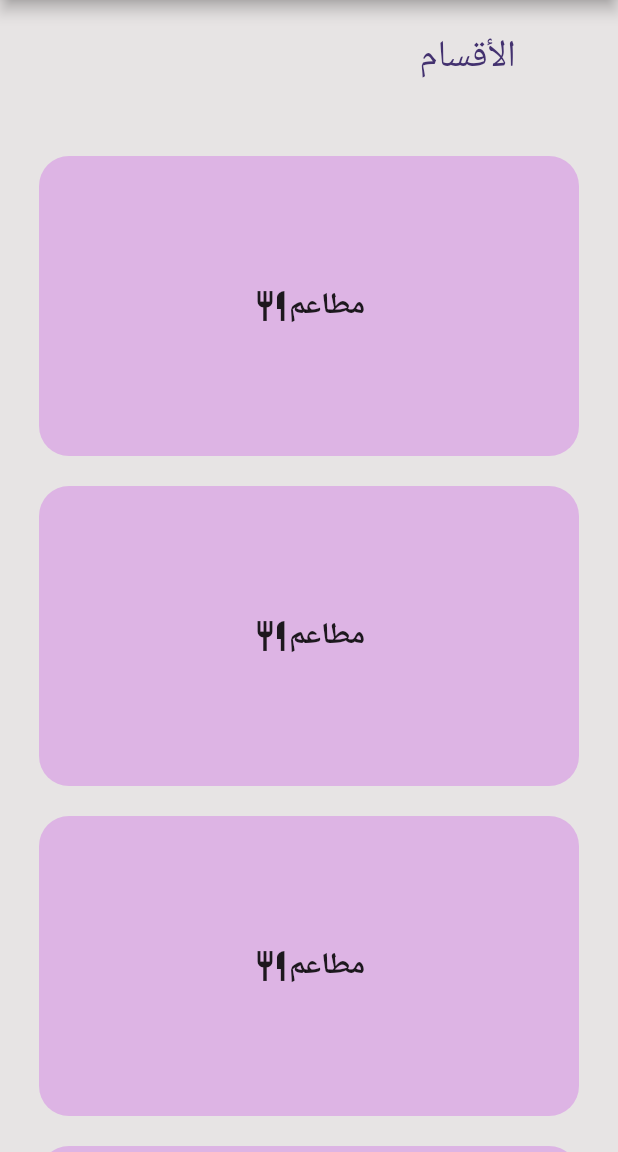
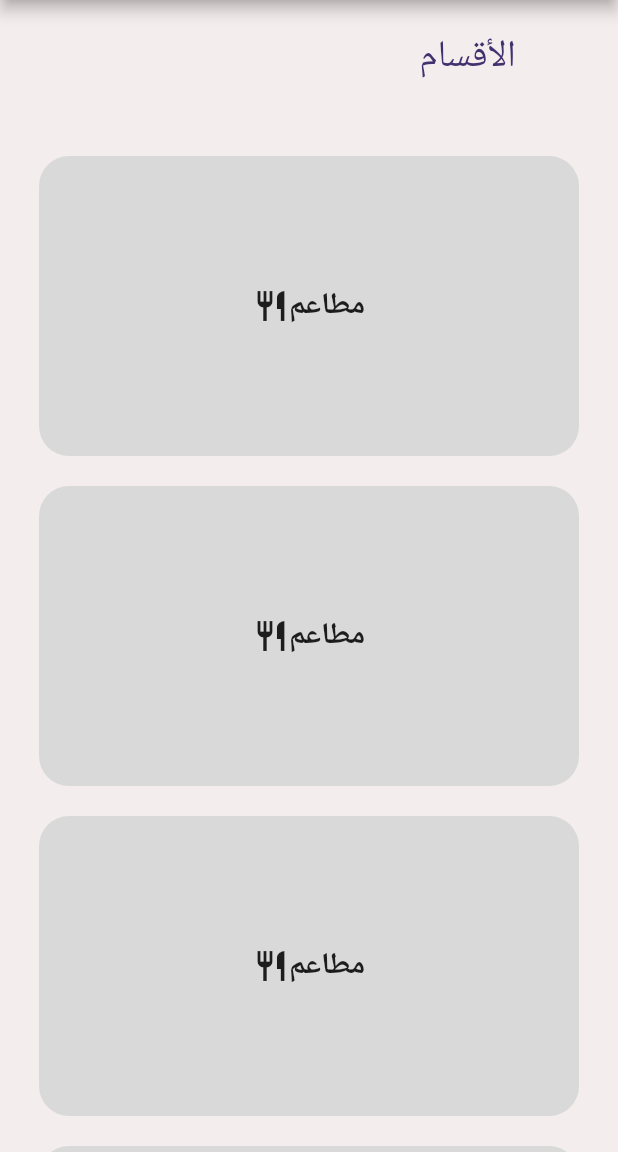
Before and after one commit to mayaalqurshi/dar-app, a Flutter app: the SectionPage screen opened directly, on a phone screen of 412 x 824 dp, the part 84-1236 px from its top. Run offline on Flutter 3.47's test engine with Material 2 defaults, Android fonts, the phone set to English and light mode, and no system bars; our stand-ins replace google_fonts.

Commit message:
update section card

```diff
--- a/lib/components/section_card.dart
+++ b/lib/components/section_card.dart
@@ -8,8 +8,7 @@ class SectionCard extends StatelessWidget {
     return Container(
       height: 200,
       width: 360,
-      decoration:
-          BoxDecoration(borderRadius: BorderRadius.circular(20), color: const Color.fromARGB(255, 221, 180, 228)),
+      decoration: BoxDecoration(borderRadius: BorderRadius.circular(20), color: const Color(0xffD9D9D9)),
       child: Row(
         mainAxisAlignment: MainAxisAlignment.center,
         children: const [
--- a/lib/dar_app.dart
+++ b/lib/dar_app.dart
@@ -1,4 +1,4 @@
-import 'package:dar/pages/onboarding_screen.dart';
+import 'package:dar/pages/section_page.dart';
 import 'package:flutter/material.dart';
 
 class DarApp extends StatelessWidget {
@@ -12,7 +12,7 @@ class DarApp extends StatelessWidget {
           backgroundColor: Colors.grey,
         ),
       ),
-      home: const OnboardingScreen(),
+      home: const SectionPage(),
     );
   }
 }
--- a/lib/pages/section_page.dart
+++ b/lib/pages/section_page.dart
@@ -58,7 +58,7 @@ class SectionPage extends StatelessWidget {
           )
         ],
       ),
-      backgroundColor: const Color.fromARGB(255, 231, 228, 228),
+      backgroundColor: const Color(0xffF4EDED),
     );
   }
 }
```
